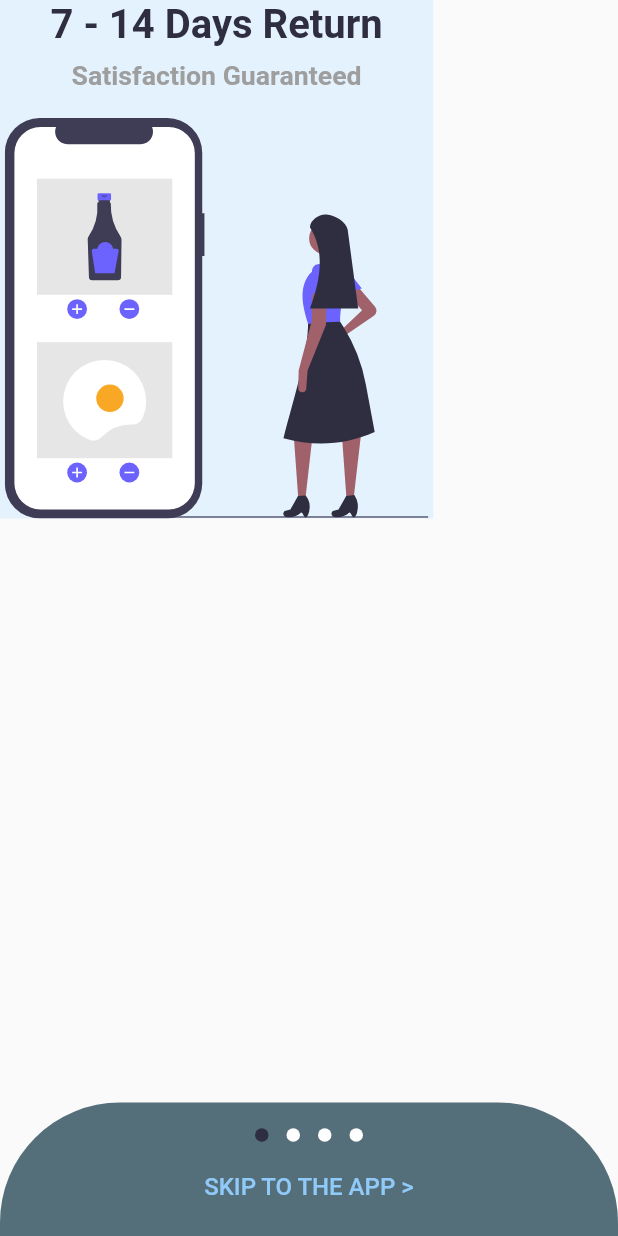
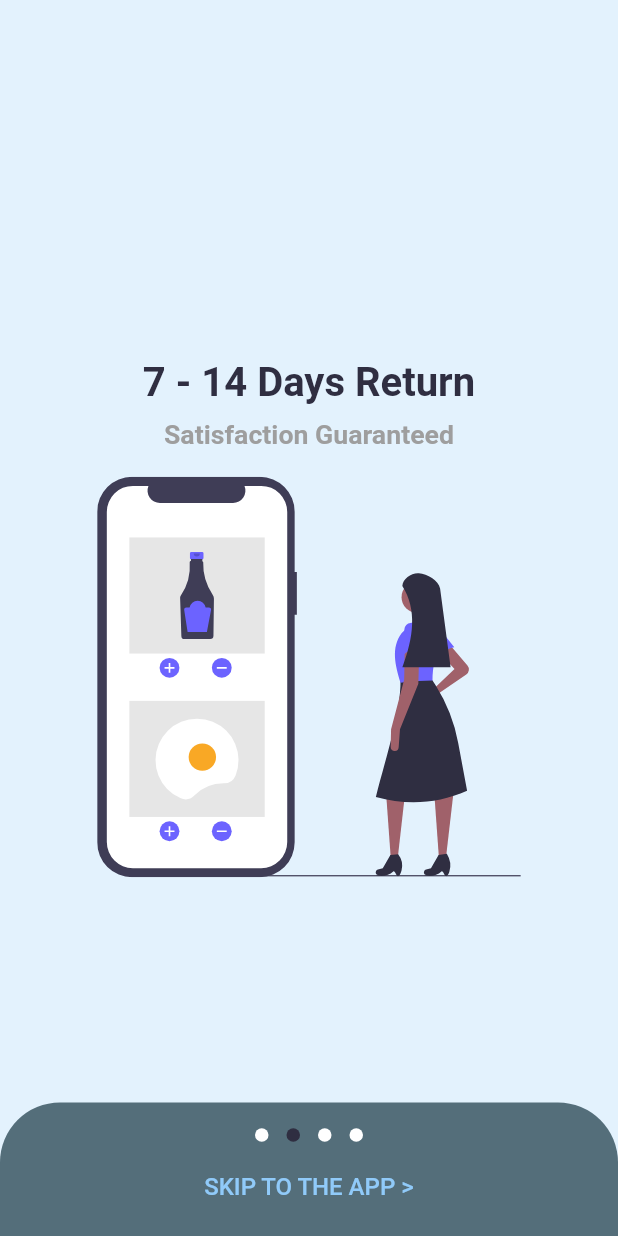
Before and after one commit to NBG-nero/Vendi, a Flutter app: the screen it shows after launch, swiped to page 2, on a phone screen of 412 x 824 dp. Run offline on Flutter 3.47's test engine with Material 2 defaults, Android fonts, the light colour scheme and no system bars; drawn by our look-alikes of dots_indicator; our stand-ins replace auto_route, flutter_screenutil, flutter_svg, fluttertoast, get_it, shared_preferences and 1 more.

Commit message:
feat: nav

```diff
--- a/lib/screens/onboarding/onboard_view_model.dart
+++ b/lib/screens/onboarding/onboard_view_model.dart
@@ -2,4 +2,8 @@ import '../base_model.dart';
 
 class OnboardViewModel extends BaseModel {
   double scrollerPosition = 0;
+  setScroller(val) {
+    scrollerPosition = val;
+    notifyListeners();
+  }
 }
--- a/lib/screens/onboarding/onboarding.dart
+++ b/lib/screens/onboarding/onboarding.dart
@@ -1,3 +1,4 @@
+import 'package:auto_route/auto_route.dart';
 import 'package:dots_indicator/dots_indicator.dart';
 import 'package:flutter/material.dart';
 import 'package:flutter_screenutil/flutter_screenutil.dart';
@@ -6,6 +7,7 @@ import 'package:vendi/screens/onboarding/onboard_view_model.dart';
 
 import 'package:vendi/widgets/widgets.dart';
 
+import '../../routes/router.gr.dart';
 import '../../utilities/constants/constants.dart';
 import '../../utilities/margins/margins.dart';
 
@@ -30,7 +32,7 @@ class _OnboardingState extends State<Onboarding> {
               children: [
                 PageView(
                     onPageChanged: (val) {
-                      model.scrollerPosition = val.toDouble();
+                      model.setScroller(val.toDouble());
                     },
                     children: [
                       OnboardWidget(
@@ -61,6 +63,19 @@ class _OnboardingState extends State<Onboarding> {
                     ]),
                 Align(
                   alignment: Alignment.bottomCenter,
+                  child: Container(
+                    width: MediaQuery.of(context).size.width,
+                    height: 100.h,
+                    decoration: BoxDecoration(
+                        color: VendiColors.exColor,
+                        borderRadius: const BorderRadius.only(
+                          topLeft: Radius.circular(40),
+                          topRight: Radius.circular(40),
+                        )),
+                  ),
+                ),
+                Align(
+                    alignment: Alignment.bottomCenter,
                     child: Column(
                       mainAxisSize: MainAxisSize.min,
                       children: [
@@ -72,7 +87,22 @@ class _OnboardingState extends State<Onboarding> {
                             color: Colors.white,
                           ),
                         ),
-                        TextButton(
+                        model.scrollerPosition == 3
+                            ? ElevatedButton(
+                                style: ButtonStyle(
+                                    shape: MaterialStateProperty.all(
+                                        const RoundedRectangleBorder(
+                                            borderRadius: BorderRadius.all(
+                                                Radius.circular(15)))),
+                                    backgroundColor: MaterialStateProperty.all(
+                                        VendiColors.colorMap[900])),
+                                onPressed: () {
+                                  AutoRouter.of(context).pushAndPopUntil(
+                                      const Homescreen(),
+                                      predicate: (route) => false);
+                                },
+                                child: const  Text("START SHOPPING"))
+                            : TextButton(
                                 onPressed: () {},
                                 child: Text("SKIP TO THE APP >",
                                     style: TextStyle(
--- a/lib/widgets/onboard_widget.dart
+++ b/lib/widgets/onboard_widget.dart
@@ -7,7 +7,6 @@ import 'package:flutter_svg/flutter_svg.dart';
 import 'package:vendi/utilities/constants/constants.dart';
 
 import '../utilities/margins/margins.dart';
-
 
 class OnboardWidget extends StatelessWidget {
   final String? boardImage;
@@ -29,9 +28,13 @@ class OnboardWidget extends StatelessWidget {
 
   @override
   Widget build(BuildContext context) {
+    final size = MediaQuery.of(context).size;
     return Stack(
+      alignment: AlignmentDirectional.center,
       children: [
         Container(
+            width: size.width,
+            height: size.height,
             color: VendiColors.primaryColor,
             child: Column(
               mainAxisSize: MainAxisSize.min,
@@ -44,33 +47,35 @@ class OnboardWidget extends StatelessWidget {
                         fontWeight: FontWeight.bold,
                         color: VendiColors.masterColor,
                         fontSize: textSize)),
-                        YMargin(10.h,),
+                YMargin(
+                  10.h,
+                ),
                 Text(boardText2 ?? "",
                     textAlign: TextAlign.center,
                     style: TextStyle(
                         fontWeight: FontWeight.bold,
                         color: Colors.grey,
                         fontSize: textSize2)),
-              YMargin(20.h),
+                YMargin(20.h),
                 SizedBox(
                     height: 300.h,
                     width: 300.w,
                     child: SvgPicture.asset(boardImage!)),
               ],
             )),
-            Align(
-              alignment:Alignment.bottomCenter,
-              child:Container(
-                width: MediaQuery.of(context).size.width,
-                height:100.h,
-                decoration:BoxDecoration(
-                  color: VendiColors.exColor,
-                  borderRadius: const BorderRadius.only(
-                    topLeft:Radius.circular(80),topRight: Radius.circular(80),
-                  )
-                ),
-              ),
-            ),
+          //  Align(
+          //         alignment: Alignment.bottomCenter,
+          //         child: Container(
+          //           width: MediaQuery.of(context).size.width,
+          //           height: 100.h,
+          //           decoration: BoxDecoration(
+          //               color: VendiColors.exColor,
+          //               borderRadius: const BorderRadius.only(
+          //                 topLeft: Radius.circular(40),
+          //                 topRight: Radius.circular(40),
+          //               )),
+          //         ),
+          //       ),
       ],
     );
   }
```
Also changed, not shown: lib/screens/auth/login/login.dart (added, +16 -0 lines), lib/screens/auth/sign_up/sign_up.dart (added, +16 -0 lines). Lines whose indentation alone changed are shown as unchanged.
